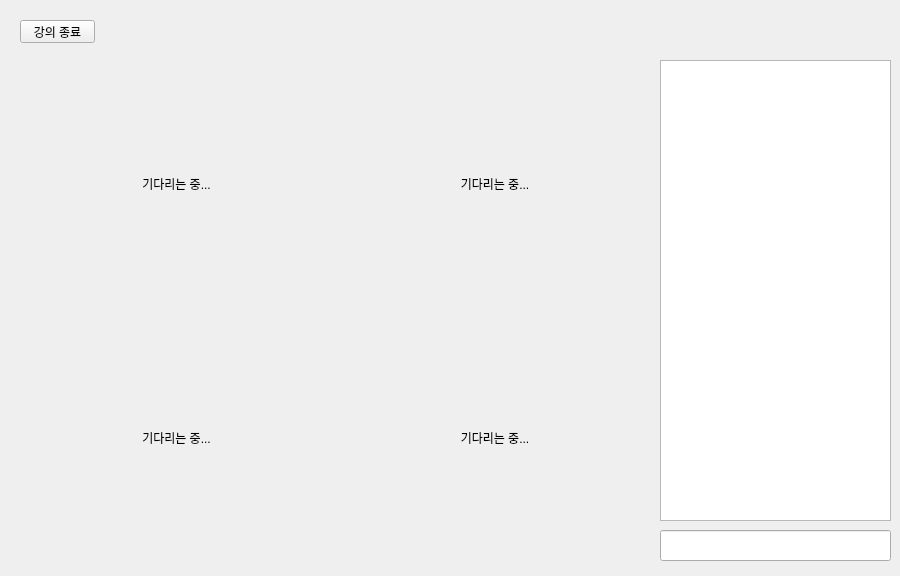
Above: mainwidget.ui from xlbatross/cppqttcpclient before the change. Below: the same form after it.
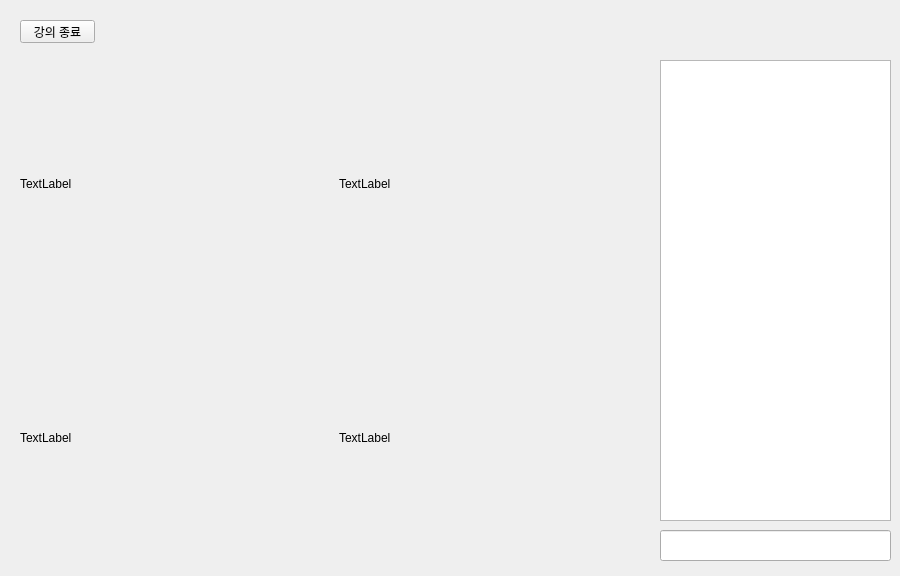
That is the form after the change. The open tabs and pages were chosen to show the change.

```diff
--- a/mainwidget.ui
+++ b/mainwidget.ui
@@ -489,40 +489,28 @@
       <item row="1" column="1">
        <widget class="QLabel" name="lb_stuImage4">
         <property name="text">
-         <string>기다리는 중...</string>
-        </property>
-        <property name="alignment">
-         <set>Qt::AlignCenter</set>
+         <string>TextLabel</string>
         </property>
        </widget>
       </item>
       <item row="0" column="1">
        <widget class="QLabel" name="lb_stuImage2">
         <property name="text">
-         <string>기다리는 중...</string>
-        </property>
-        <property name="alignment">
-         <set>Qt::AlignCenter</set>
+         <string>TextLabel</string>
         </property>
        </widget>
       </item>
       <item row="1" column="0">
        <widget class="QLabel" name="lb_stuImage3">
         <property name="text">
-         <string>기다리는 중...</string>
-        </property>
-        <property name="alignment">
-         <set>Qt::AlignCenter</set>
+         <string>TextLabel</string>
         </property>
        </widget>
       </item>
       <item row="0" column="0">
        <widget class="QLabel" name="lb_stuImage1">
         <property name="text">
-         <string>기다리는 중...</string>
-        </property>
-        <property name="alignment">
-         <set>Qt::AlignCenter</set>
+         <string>TextLabel</string>
         </property>
        </widget>
       </item>
```
Left out of the diff: 9 changed lines with no effect on the pictures.
